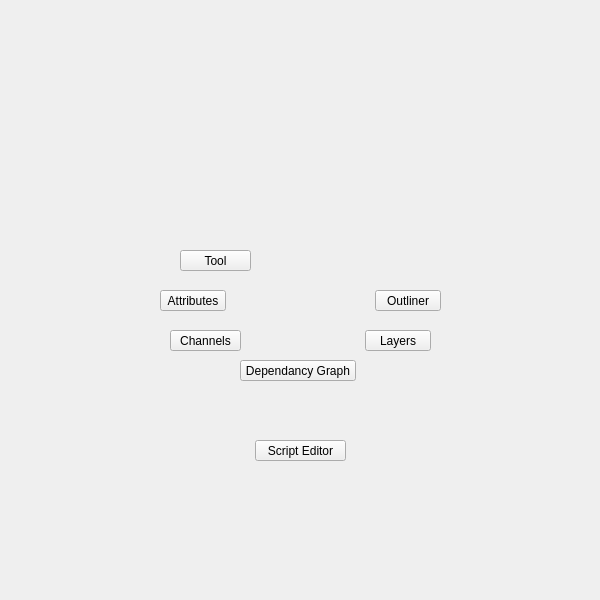
Above: ui/1_base_menus/editors.ui from m3trik/Scripts_portable before the change. Below: the same form after it.
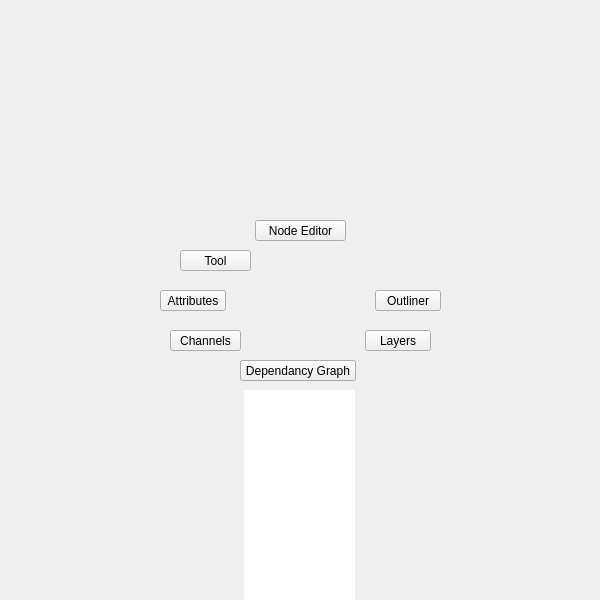
That is the form after the change. Custom widgets are drawn as their Qt base class.

```diff
--- a/ui/1_base_menus/editors.ui
+++ b/ui/1_base_menus/editors.ui
@@ -71,68 +71,86 @@
     <widget class="QWidget" name="w000" native="true">
      <property name="geometry">
       <rect>
-       <x>150</x>
+       <x>-1</x>
        <y>0</y>
-       <width>300</width>
-       <height>191</height>
+       <width>601</width>
+       <height>211</height>
       </rect>
      </property>
     </widget>
     <widget class="QWidget" name="w001" native="true">
      <property name="geometry">
       <rect>
-       <x>150</x>
-       <y>410</y>
-       <width>300</width>
-       <height>191</height>
+       <x>-1</x>
+       <y>390</y>
+       <width>601</width>
+       <height>211</height>
       </rect>
      </property>
-     <widget class="QPushButton" name="v005">
+     <widget class="QTreeWidget_ExpandableList" name="tree000">
       <property name="geometry">
        <rect>
-        <x>105</x>
-        <y>30</y>
-        <width>91</width>
-        <height>21</height>
+        <x>245</x>
+        <y>0</y>
+        <width>111</width>
+        <height>211</height>
        </rect>
       </property>
-      <property name="minimumSize">
-       <size>
-        <width>0</width>
-        <height>21</height>
-       </size>
+      <property name="layoutDirection">
+       <enum>Qt::LeftToRight</enum>
       </property>
-      <property name="maximumSize">
-       <size>
-        <width>16777215</width>
-        <height>21</height>
-       </size>
+      <property name="frameShape">
+       <enum>QFrame::NoFrame</enum>
       </property>
-      <property name="toolTip">
-       <string/>
+      <property name="frameShadow">
+       <enum>QFrame::Plain</enum>
       </property>
-      <property name="whatsThis">
-       <string>dynLayout</string>
+      <property name="verticalScrollBarPolicy">
+       <enum>Qt::ScrollBarAlwaysOff</enum>
       </property>
-      <property name="text">
-       <string>Script Editor</string>
+      <property name="horizontalScrollBarPolicy">
+       <enum>Qt::ScrollBarAlwaysOff</enum>
       </property>
+      <property name="sizeAdjustPolicy">
+       <enum>QAbstractScrollArea::AdjustToContents</enum>
+      </property>
+      <property name="selectionMode">
+       <enum>QAbstractItemView::NoSelection</enum>
+      </property>
+      <property name="indentation">
+       <number>0</number>
+      </property>
+      <property name="itemsExpandable">
+       <bool>false</bool>
+      </property>
+      <property name="headerHidden">
+       <bool>true</bool>
+      </property>
+      <property name="expandsOnDoubleClick">
+       <bool>false</bool>
+      </property>
+      <property name="columnCount">
+       <number>0</number>
+      </property>
+      <attribute name="headerVisible">
+       <bool>false</bool>
+      </attribute>
      </widget>
     </widget>
     <widget class="QWidget" name="widget" native="true">
      <property name="geometry">
       <rect>
        <x>150</x>
-       <y>190</y>
+       <y>210</y>
        <width>300</width>
-       <height>221</height>
+       <height>181</height>
       </rect>
      </property>
      <widget class="QPushButton" name="v004">
       <property name="geometry">
        <rect>
         <x>20</x>
-        <y>140</y>
+        <y>120</y>
         <width>71</width>
         <height>21</height>
        </rect>
@@ -163,7 +181,7 @@
       <property name="geometry">
        <rect>
         <x>30</x>
-        <y>60</y>
+        <y>40</y>
         <width>71</width>
         <height>21</height>
        </rect>
@@ -194,7 +212,7 @@
       <property name="geometry">
        <rect>
         <x>10</x>
-        <y>100</y>
+        <y>80</y>
         <width>66</width>
         <height>21</height>
        </rect>
@@ -225,7 +243,7 @@
       <property name="geometry">
        <rect>
         <x>225</x>
-        <y>100</y>
+        <y>80</y>
         <width>66</width>
         <height>21</height>
        </rect>
@@ -256,7 +274,7 @@
       <property name="geometry">
        <rect>
         <x>215</x>
-        <y>140</y>
+        <y>120</y>
         <width>66</width>
         <height>21</height>
        </rect>
@@ -287,7 +305,7 @@
       <property name="geometry">
        <rect>
         <x>90</x>
-        <y>170</y>
+        <y>150</y>
         <width>116</width>
         <height>21</height>
        </rect>
@@ -314,10 +332,48 @@
        <string>Dependancy Graph</string>
       </property>
      </widget>
+     <widget class="QPushButton" name="v005">
+      <property name="geometry">
+       <rect>
+        <x>105</x>
+        <y>10</y>
+        <width>91</width>
+        <height>21</height>
+       </rect>
+      </property>
+      <property name="minimumSize">
+       <size>
+        <width>0</width>
+        <height>21</height>
+       </size>
+      </property>
+      <property name="maximumSize">
+       <size>
+        <width>16777215</width>
+        <height>21</height>
+       </size>
+      </property>
+      <property name="toolTip">
+       <string/>
+      </property>
+      <property name="whatsThis">
+       <string>dynLayout</string>
+      </property>
+      <property name="text">
+       <string>Node Editor</string>
+      </property>
+     </widget>
     </widget>
    </widget>
   </widget>
  </widget>
+ <customwidgets>
+  <customwidget>
+   <class>QTreeWidget_ExpandableList</class>
+   <extends>QTreeWidget</extends>
+   <header>qtreewidget_expandablelist.h</header>
+  </customwidget>
+ </customwidgets>
  <resources/>
  <connections/>
  <designerdata>
```
